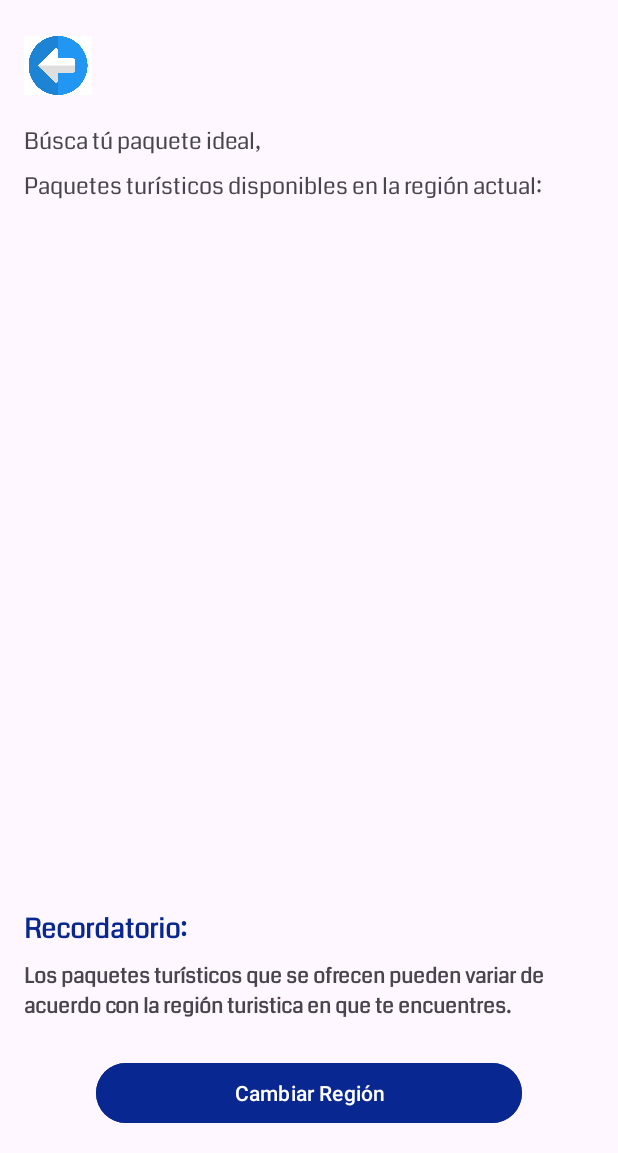
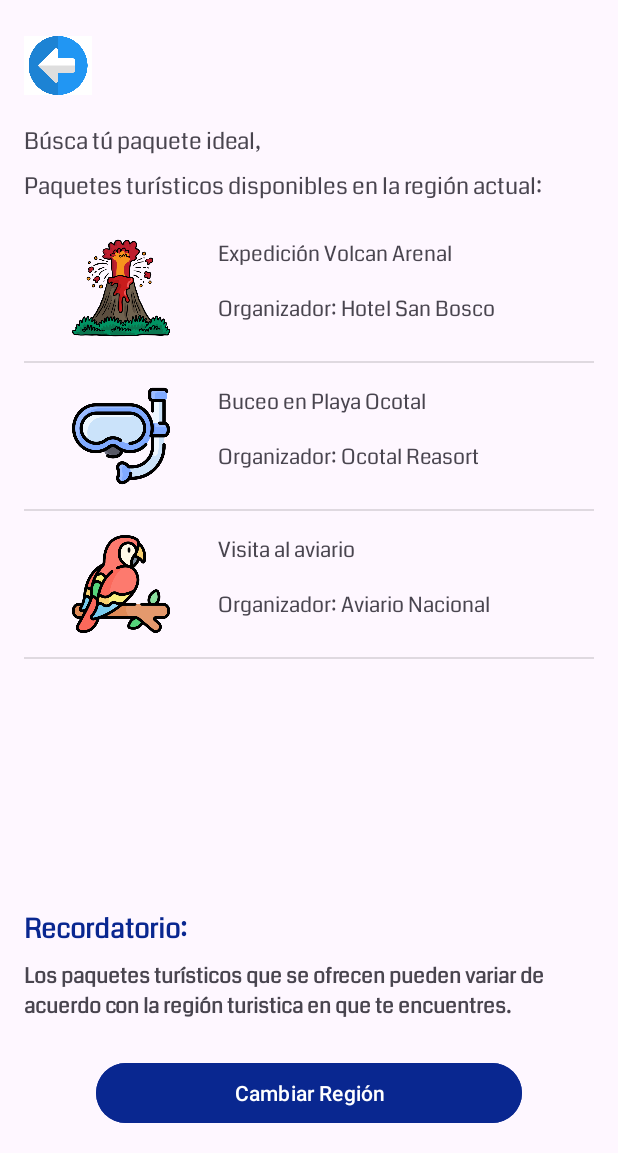
Before and after one commit to juanfra312003/pack-my-trip, an Android app: the screen it shows after launch (SearchPackagesActivity), after a tap on "Buscar Paquetes", on a phone screen of 412 x 824 dp, the part 83-1236 px from its top. Run offline under Robolectric (Android 15) with nearby library versions, the phone set to English and light mode, and no system bars.

Commit message:
Feature: Search Packages finished

```diff
--- a/app/src/main/java/dev/pack_my_trip/activities/tourist_activities/SearchPackagesActivity.kt
+++ b/app/src/main/java/dev/pack_my_trip/activities/tourist_activities/SearchPackagesActivity.kt
@@ -4,6 +4,7 @@ import android.content.Intent
 import androidx.appcompat.app.AppCompatActivity
 import android.os.Bundle
 import dev.pack_my_trip.R
+import dev.pack_my_trip.adapters.tourist_adapters.PackagesSearchAdapter
 import dev.pack_my_trip.databinding.ActivitySearchPackagesBinding
 import dev.pack_my_trip.models.models_tourist.PaqueteTuristico
 import dev.pack_my_trip.models.models_tourist.ServicioTuristico
@@ -28,8 +29,12 @@ class SearchPackagesActivity : AppCompatActivity() {
         var paquetes = managePackages()
 
         // Mostrar los paquetes turísticos.
+        binding.listViewPackagesSearchTourist.adapter = PackagesSearchAdapter(this, paquetes)
+
+        /*
         var intent = Intent(this, PackageTouristActivity::class.java)
         intent.putExtra("turista", turista)
+         */
     }
 
     private fun managePackages () : MutableList<PaqueteTuristico>{
@@ -57,6 +62,19 @@ class SearchPackagesActivity : AppCompatActivity() {
 
         // Añadir los paquetes.
         paquetes.add(paqueteVolcanArenal)
+        paquetes.add(paqueteBuceo)
+        paquetes.add(paqueteAviario)
         return paquetes
     }
+
+    private fun manageButtons (){
+        binding.backbuttonSearchPackages.setOnClickListener {
+            val intent = Intent(this, DashboardTouristActivity::class.java)
+            startActivity(intent)
+        }
+
+        binding.buttoncambiarRegionPackageSearch.setOnClickListener {
+           // TODO: Implementar la funcionalidad de cambiar la región (Transición).
+        }
+    }
 }
--- a/app/src/main/java/dev/pack_my_trip/adapters/tourist_adapters/PackagesSearchAdapter.kt
+++ b/app/src/main/java/dev/pack_my_trip/adapters/tourist_adapters/PackagesSearchAdapter.kt
@@ -1,4 +1,49 @@
 package dev.pack_my_trip.adapters.tourist_adapters
 
-class PackagesSearchAdapter {
+import android.content.Context
+import android.view.LayoutInflater
+import android.view.View
+import android.view.ViewGroup
+import android.widget.ArrayAdapter
+import android.widget.ImageView
+import android.widget.TextView
+import dev.pack_my_trip.R
+import dev.pack_my_trip.models.models_tourist.PaqueteTuristico
+
+class PackagesSearchAdapter (context : Context, packages : MutableList<PaqueteTuristico>) : ArrayAdapter<PaqueteTuristico>(context, 0, packages) {
+    override fun getView(position: Int, convertView: View?, parent: ViewGroup): View {
+        var itemView = convertView
+        val item = getItem(position)
+
+        if (itemView == null) {
+            itemView = LayoutInflater.from(context).inflate(R.layout.adapter_search_tourist_packages, parent, false)
+        }
+
+        // Pintar los valores
+        var description = itemView!!.findViewById<TextView>(R.id.descripcionAdapterSearchPackage)
+        var organizerField = itemView.findViewById<TextView>(R.id.organizerAdapterSearchTourist)
+        var imagePackage = itemView.findViewById<ImageView>(R.id.imageAdapterSearchPackages)
+
+        description.text = item!!.nombre
+        organizerField.text =  "Organizador: " + item.nombreOrganizador
+
+        // TODO: Realizar la modificaciòn de la imagen con Firebase Storage en la parte de backend
+        //imagePackage.setImageResource(item.paqueteActual.picture)
+        when (item.tipo) {
+            "Volcan" -> {
+                imagePackage.setImageResource(R.drawable.volcan)
+            }
+            "Aviario" -> {
+                imagePackage.setImageResource(R.drawable.aviario)
+            }
+            "Buceo" -> {
+                imagePackage.setImageResource(R.drawable.buceo)
+            }
+            else -> {
+                imagePackage.setImageResource(R.drawable.paquete_general)
+            }
+        }
+
+        return itemView
+    }
 }
--- a/app/src/main/res/layout/activity_search_packages.xml
+++ b/app/src/main/res/layout/activity_search_packages.xml
@@ -24,7 +24,8 @@
         android:scaleType="fitCenter"
         app:layout_constraintStart_toStartOf="parent"
         app:layout_constraintTop_toBottomOf="@+id/header_search_packages_tourist"
-        app:srcCompat="@drawable/volver_tourist" />
+        app:srcCompat="@drawable/volver_tourist"
+        tools:ignore="SpeakableTextPresentCheck,TouchTargetSizeCheck" />
 
     <TextView
         android:id="@+id/packagesSearchIntro"
@@ -55,6 +56,7 @@
         app:layout_constraintTop_toBottomOf="@+id/backbuttonSearchPackages" />
 
     <ListView
+        android:id="@+id/listViewPackagesSearchTourist"
         android:layout_width="0dp"
         android:layout_height="0dp"
         android:layout_marginStart="16dp"
@@ -78,13 +80,13 @@
         android:textColor="#092790"
         android:textSize="18sp"
         android:textStyle="bold"
-        app:layout_constraintBottom_toTopOf="@+id/reminderTittle2"
+        app:layout_constraintBottom_toTopOf="@+id/reminderText"
         app:layout_constraintEnd_toEndOf="parent"
         app:layout_constraintHorizontal_bias="0.0"
         app:layout_constraintStart_toStartOf="parent" />
 
     <TextView
-        android:id="@+id/reminderTittle2"
+        android:id="@+id/reminderText"
         android:layout_width="0dp"
         android:layout_height="wrap_content"
         android:layout_marginStart="16dp"
@@ -94,13 +96,13 @@
         android:text="Los paquetes turísticos que se ofrecen pueden variar de acuerdo con la región turistica en que te encuentres."
         android:textSize="14sp"
         android:textStyle="bold"
-        app:layout_constraintBottom_toTopOf="@+id/buttoncambiarRegionPackageSearch"
+        app:layout_constraintBottom_toTopOf="@+id/buttonChangeRegionSearchPackages"
         app:layout_constraintEnd_toEndOf="parent"
         app:layout_constraintHorizontal_bias="0.0"
         app:layout_constraintStart_toStartOf="parent" />
 
     <Button
-        android:id="@+id/buttoncambiarRegionPackageSearch"
+        android:id="@+id/buttonChangeRegionSearchPackages"
         android:layout_width="0dp"
         android:layout_height="wrap_content"
         android:layout_marginStart="64dp"
--- a/app/src/main/res/layout/adapter_search_tourist_packages.xml
+++ b/app/src/main/res/layout/adapter_search_tourist_packages.xml
@@ -32,7 +32,7 @@
         app:layout_constraintTop_toTopOf="parent" />
 
     <TextView
-        android:id="@+id/textView2"
+        android:id="@+id/organizerAdapterSearchTourist"
         android:layout_width="0dp"
         android:layout_height="wrap_content"
         android:layout_marginStart="32dp"
```
